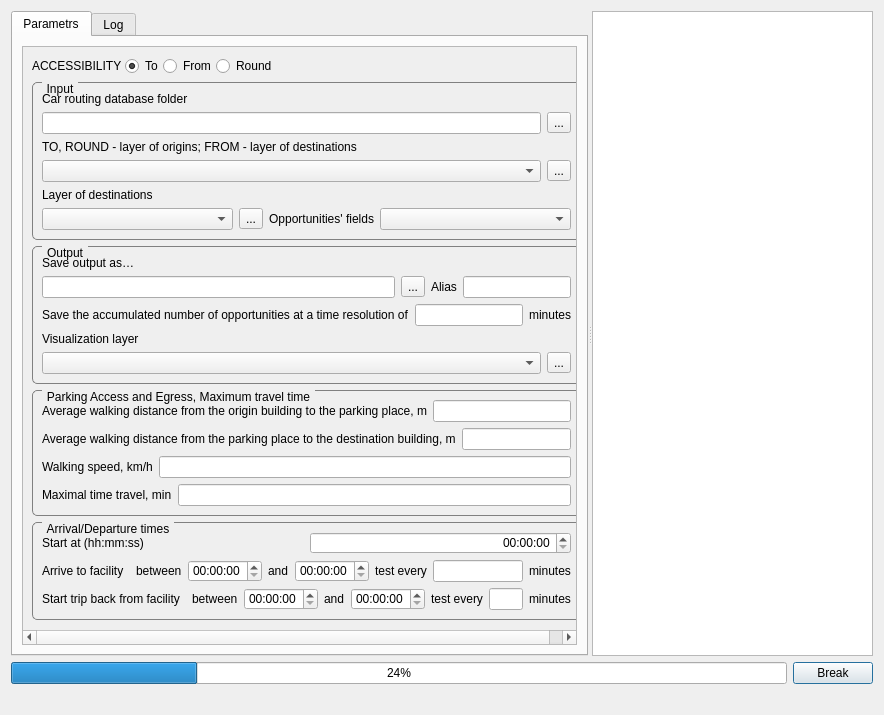
Before: the Qt Designer form UI/car.ui in ishusterman/tau_net_calc, drawn with Qt 5.
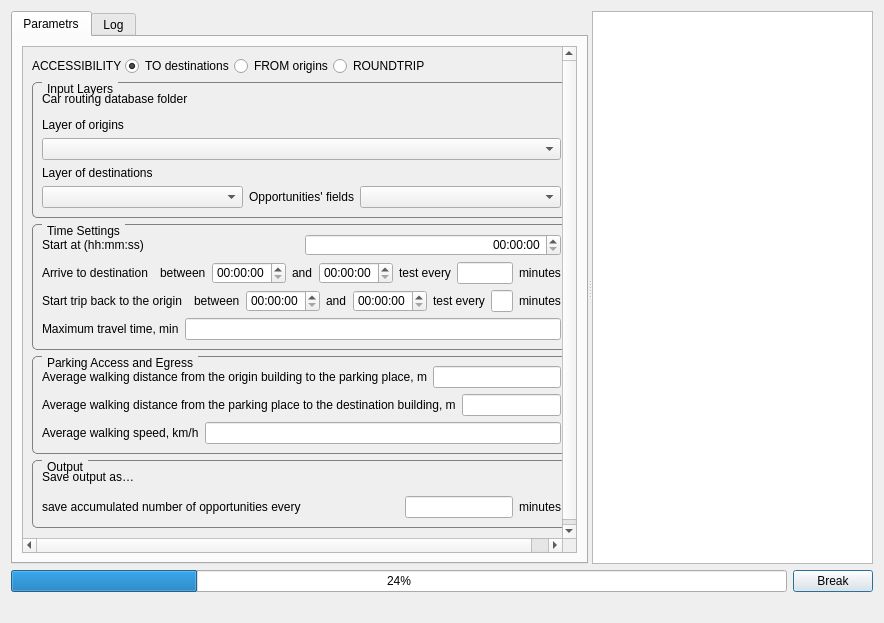
After: the same form once the commit is applied. Custom widgets are drawn as their Qt base class.

What changed in the file:
```diff
--- a/UI/car.ui
+++ b/UI/car.ui
@@ -10,7 +10,7 @@
     <x>0</x>
     <y>0</y>
     <width>884</width>
-    <height>715</height>
+    <height>623</height>
    </rect>
   </property>
   <property name="sizePolicy">
@@ -83,8 +83,8 @@
             <rect>
              <x>0</x>
              <y>-221</y>
-             <width>654</width>
-             <height>748</height>
+             <width>656</width>
+             <height>695</height>
             </rect>
            </property>
            <property name="sizePolicy">
@@ -149,7 +149,7 @@
                    <item>
                     <widget class="QRadioButton" name="rbTo">
                      <property name="text">
-                      <string>To</string>
+                      <string>TO destinations</string>
                      </property>
                      <property name="checked">
                       <bool>true</bool>
@@ -159,7 +159,7 @@
                    <item>
                     <widget class="QRadioButton" name="rbFrom">
                      <property name="text">
-                      <string>From</string>
+                      <string>FROM origins</string>
                      </property>
                      <property name="checked">
                       <bool>false</bool>
@@ -169,7 +169,7 @@
                    <item>
                     <widget class="QRadioButton" name="rbRound">
                      <property name="text">
-                      <string>Round</string>
+                      <string>ROUNDTRIP</string>
                      </property>
                     </widget>
                    </item>
@@ -198,7 +198,7 @@
                     </string>
                   </property>
                   <property name="title">
-                   <string>Input</string>
+                   <string>Input Layers</string>
                   </property>
                   <layout class="QVBoxLayout" name="verticalLayout_input_car">
                    <item>
@@ -211,12 +211,9 @@
                    <item>
                     <layout class="QHBoxLayout" name="horizontalLayout_5">
                      <item>
-                      <widget class="QLineEdit" name="txtPathToPKL"/>
-                     </item>
-                     <item>
-                      <widget class="QToolButton" name="toolButtonPKL">
-                       <property name="text">
-                        <string>...</string>
+                      <widget class="QgsFileWidget" name="wgPathPKL">
+                       <property name="storageMode">
+                        <enum>QgsFileWidget::GetDirectory</enum>
                        </property>
                       </widget>
                      </item>
@@ -225,19 +222,16 @@
                    <item>
                     <widget class="QLabel" name="lblLayer1">
                      <property name="text">
-                      <string>TO, ROUND - layer of origins; FROM - layer of destinations</string>
+                      <string>Layer of origins</string>
                      </property>
                     </widget>
                    </item>
                    <item>
                     <layout class="QHBoxLayout" name="horizontalLayout_4">
                      <item>
-                      <widget class="QgsMapLayerComboBox" name="cmbLayers"/>
-                     </item>
-                     <item>
-                      <widget class="QToolButton" name="toolButtonLayer1">
-                       <property name="text">
-                        <string>...</string>
+                      <widget class="QgsMapLayerComboBox" name="cmbLayers">
+                       <property name="allowEmptyLayer">
+                        <bool>true</bool>
                        </property>
                       </widget>
                      </item>
@@ -260,12 +254,8 @@
                          <verstretch>0</verstretch>
                         </sizepolicy>
                        </property>
-                      </widget>
-                     </item>
-                     <item>
-                      <widget class="QToolButton" name="toolButtonLayer2">
-                       <property name="text">
-                        <string>...</string>
+                       <property name="allowEmptyLayer">
+                        <bool>true</bool>
                        </property>
                       </widget>
                      </item>
@@ -302,149 +292,6 @@
                 </item>
                </layout>
               </item>
-              <item row="4" column="0" colspan="2">
-               <layout class="QHBoxLayout" name="horizontalLayout_16">
-                <item>
-                 <widget class="QGroupBox" name="gbOutput">
-                  <property name="styleSheet">
-                   <string notr="true">
-QGroupBox {
-    border: 1px solid gray;
-    border-radius: 5px;
-    margin-top: 0.5em;
-}
-QGroupBox::title {
-    subcontrol-origin: margin;
-    subcontrol-position: top left;
-    left: 10px;
-    padding: 0 3px;
-}
-                    </string>
-                  </property>
-                  <property name="title">
-                   <string>Output</string>
-                  </property>
-                  <layout class="QVBoxLayout" name="verticalLayout_output">
-                   <item>
-                    <widget class="QLabel" name="label_13">
-                     <property name="text">
-                      <string>Save output as…</string>
-                     </property>
-                    </widget>
-                   </item>
-                   <item>
-                    <layout class="QHBoxLayout" name="horizontalLayout_3">
-                     <item>
-                      <widget class="QLineEdit" name="txtPathToProtocols">
-                       <property name="sizePolicy">
-                        <sizepolicy hsizetype="Expanding" vsizetype="Maximum">
-                         <horstretch>0</horstretch>
-                         <verstretch>0</verstretch>
-                        </sizepolicy>
-                       </property>
-                       <property name="baseSize">
-                        <size>
-                         <width>16</width>
-                         <height>0</height>
-                        </size>
-                       </property>
-                      </widget>
-                     </item>
-                     <item>
-                      <widget class="QToolButton" name="toolButton_protocol">
-                       <property name="text">
-                        <string>...</string>
-                       </property>
-                      </widget>
-                     </item>
-                     <item>
-                      <widget class="QLabel" name="lblAlias">
-                       <property name="text">
-                        <string>Alias</string>
-                       </property>
-                      </widget>
-                     </item>
-                     <item>
-                      <widget class="QLineEdit" name="txtAlias">
-                       <property name="sizePolicy">
-                        <sizepolicy hsizetype="Fixed" vsizetype="Fixed">
-                         <horstretch>0</horstretch>
-                         <verstretch>0</verstretch>
-                        </sizepolicy>
-                       </property>
-                      </widget>
-                     </item>
-                    </layout>
-                   </item>
-                   <item>
-                    <layout class="QHBoxLayout" name="horizontalLayout_7">
-                     <item>
-                      <widget class="QLabel" name="lblTimeInterval">
-                       <property name="text">
-                        <string>Save the accumulated number of opportunities at a time resolution of</string>
-                       </property>
-                      </widget>
-                     </item>
-                     <item>
-                      <widget class="QLineEdit" name="txtTimeInterval">
-                       <property name="sizePolicy">
-                        <sizepolicy hsizetype="Fixed" vsizetype="Fixed">
-                         <horstretch>0</horstretch>
-                         <verstretch>0</verstretch>
-                        </sizepolicy>
-                       </property>
-                       <property name="text">
-                        <string/>
-                       </property>
-                       <property name="alignment">
-                        <set>Qt::AlignRight|Qt::AlignTrailing|Qt::AlignVCenter</set>
-                       </property>
-                      </widget>
-                     </item>
-                     <item>
-                      <widget class="QLabel" name="lblTimeInterval2">
-                       <property name="sizePolicy">
-                        <sizepolicy hsizetype="Fixed" vsizetype="Fixed">
-                         <horstretch>0</horstretch>
-                         <verstretch>0</verstretch>
-                        </sizepolicy>
-                       </property>
-                       <property name="text">
-                        <string>minutes</string>
-                       </property>
-                       <property name="alignment">
-                        <set>Qt::AlignRight|Qt::AlignTrailing|Qt::AlignVCenter</set>
-                       </property>
-                      </widget>
-                     </item>
-                    </layout>
-                   </item>
-                   <item>
-                    <widget class="QLabel" name="lblVusual">
-                     <property name="text">
-                      <string>Visualization layer</string>
-                     </property>
-                    </widget>
-                   </item>
-                   <item>
-                    <layout class="QHBoxLayout" name="horizontalLayout_6">
-                     <item>
-                      <widget class="QgsMapLayerComboBox" name="cmbVizLayers"/>
-                     </item>
-                     <item>
-                      <widget class="QToolButton" name="toolButtonViz">
-                       <property name="text">
-                        <string>...</string>
-                       </property>
-                      </widget>
-                     </item>
-                    </layout>
-                   </item>
-                  </layout>
-                 </widget>
-                </item>
-               </layout>
-              </item>
               <item row="5" column="0" colspan="2">
                <layout class="QHBoxLayout" name="horizontalLayout_17">
                 <item>
@@ -465,7 +312,7 @@
                     </string>
                   </property>
                   <property name="title">
-                   <string>Parking Access and Egress, Maximum travel time</string>
+                   <string>Parking Access and Egress</string>
                   </property>
                   <layout class="QVBoxLayout" name="verticalLayout_params">
                    <item>
@@ -509,7 +356,7 @@
                      <item>
                       <widget class="QLabel" name="label_10">
                        <property name="text">
-                        <string>Walking speed, km/h</string>
+                        <string>Average walking speed, km/h</string>
                        </property>
                       </widget>
                      </item>
@@ -522,36 +369,18 @@
                      </item>
                     </layout>
                    </item>
-                   <item>
-                    <layout class="QHBoxLayout" name="horizontalLayout_8">
-                     <item>
-                      <widget class="QLabel" name="label_3">
-                       <property name="text">
-                        <string>Maximal time travel, min</string>
-                       </property>
-                      </widget>
-                     </item>
-                     <item>
-                      <widget class="QLineEdit" name="txtMaxTimeTravel">
-                       <property name="text">
-                        <string/>
-                       </property>
-                       <property name="alignment">
-                        <set>Qt::AlignRight</set>
-                       </property>
-                      </widget>
-                     </item>
-                    </layout>
-                   </item>
                   </layout>
                  </widget>
                 </item>
                </layout>
               </item>
+              <item row="7" column="0" colspan="2">
+               <layout class="QHBoxLayout" name="horizontalLayout_18"/>
+              </item>
               <item row="6" column="0" colspan="2">
-               <layout class="QHBoxLayout" name="horizontalLayout_18">
+               <layout class="QHBoxLayout" name="horizontalLayout_16">
                 <item>
-                 <widget class="QGroupBox" name="gbTimes">
+                 <widget class="QGroupBox" name="gbOutput">
                   <property name="styleSheet">
                    <string notr="true">
 QGroupBox {
@@ -568,9 +397,98 @@
                     </string>
                   </property>
                   <property name="title">
-                   <string>Arrival/Departure times</string>
+                   <string>Output</string>
                   </property>
-                  <layout class="QVBoxLayout" name="verticalLayout_times">
+                  <layout class="QVBoxLayout" name="verticalLayout_output">
+                   <item>
+                    <widget class="QLabel" name="label_13">
+                     <property name="text">
+                      <string>Save output as…</string>
+                     </property>
+                    </widget>
+                   </item>
+                   <item>
+                    <layout class="QHBoxLayout" name="horizontalLayout_3">
+                     <item>
+                      <widget class="QgsFileWidget" name="wgFileSave">
+                       <property name="storageMode">
+                        <enum>QgsFileWidget::SaveFile</enum>
+                       </property>
+                      </widget>
+                     </item>
+                    </layout>
+                   </item>
+                   <item>
+                    <layout class="QHBoxLayout" name="horizontalLayout_7">
+                     <item>
+                      <widget class="QLabel" name="lblTimeInterval">
+                       <property name="text">
+                        <string>save accumulated number of opportunities every</string>
+                       </property>
+                      </widget>
+                     </item>
+                     <item>
+                      <widget class="QLineEdit" name="txtTimeInterval">
+                       <property name="sizePolicy">
+                        <sizepolicy hsizetype="Fixed" vsizetype="Fixed">
+                         <horstretch>0</horstretch>
+                         <verstretch>0</verstretch>
+                        </sizepolicy>
+                       </property>
+                       <property name="text">
+                        <string/>
+                       </property>
+                       <property name="alignment">
+                        <set>Qt::AlignRight|Qt::AlignTrailing|Qt::AlignVCenter</set>
+                       </property>
+                      </widget>
+                     </item>
+                     <item>
+                      <widget class="QLabel" name="lblTimeInterval2">
+                       <property name="sizePolicy">
+                        <sizepolicy hsizetype="Fixed" vsizetype="Fixed">
+                         <horstretch>0</horstretch>
+                         <verstretch>0</verstretch>
+                        </sizepolicy>
+                       </property>
+                       <property name="text">
+                        <string>minutes</string>
+                       </property>
+                       <property name="alignment">
+                        <set>Qt::AlignRight|Qt::AlignTrailing|Qt::AlignVCenter</set>
+                       </property>
+                      </widget>
+                     </item>
+                    </layout>
+                   </item>
+                  </layout>
+                 </widget>
+                </item>
+               </layout>
+              </item>
+              <item row="4" column="0" colspan="2">
+               <layout class="QHBoxLayout" name="horizontalLayout_6">
+                <item>
+                 <widget class="QGroupBox" name="gbTimeSettings">
+                  <property name="styleSheet">
+                   <string notr="true">
+QGroupBox {
+    border: 1px solid gray;
+    border-radius: 5px;
+    margin-top: 0.5em;
+}
+QGroupBox::title {
+    subcontrol-origin: margin;
+    subcontrol-position: top left;
+    left: 10px;
+    padding: 0 3px;
+}
+     </string>
+                  </property>
+                  <property name="title">
+                   <string>Time Settings</string>
+                  </property>
+                  <layout class="QVBoxLayout" name="verticalLayout_time">
                    <item>
                     <layout class="QHBoxLayout" name="horizontalLayout_12">
                      <item>
@@ -599,7 +517,7 @@
                        <item>
                         <widget class="QLabel" name="lblRoundtrip1">
                          <property name="text">
-                          <string>Arrive to facility</string>
+                          <string>Arrive to destination</string>
                          </property>
                         </widget>
                        </item>
@@ -677,7 +595,7 @@
                        <item>
                         <widget class="QLabel" name="lblRoundtrip6">
                          <property name="text">
-                          <string>Start trip back from facility</string>
+                          <string>Start trip back to the origin</string>
                          </property>
                         </widget>
                        </item>
@@ -748,6 +666,27 @@
                      </item>
                     </layout>
                    </item>
+                   <item>
+                    <layout class="QHBoxLayout" name="horizontalLayout_8">
+                     <item>
+                      <widget class="QLabel" name="label_3">
+                       <property name="text">
+                        <string>Maximum travel time, min</string>
+                       </property>
+                      </widget>
+                     </item>
+                     <item>
+                      <widget class="QLineEdit" name="txtMaxTimeTravel">
+                       <property name="text">
+                        <string/>
+                       </property>
+                       <property name="alignment">
+                        <set>Qt::AlignRight</set>
+                       </property>
+                      </widget>
+                     </item>
+                    </layout>
+                   </item>
                   </layout>
                  </widget>
                 </item>
@@ -831,6 +770,11 @@
    <extends>QComboBox</extends>
    <header>qgscheckablecombobox.h</header>
   </customwidget>
+  <customwidget>
+   <class>QgsFileWidget</class>
+   <extends>QWidget</extends>
+   <header>qgsfilewidget.h</header>
+  </customwidget>
   <customwidget>
    <class>QgsMapLayerComboBox</class>
    <extends>QComboBox</extends>
```
